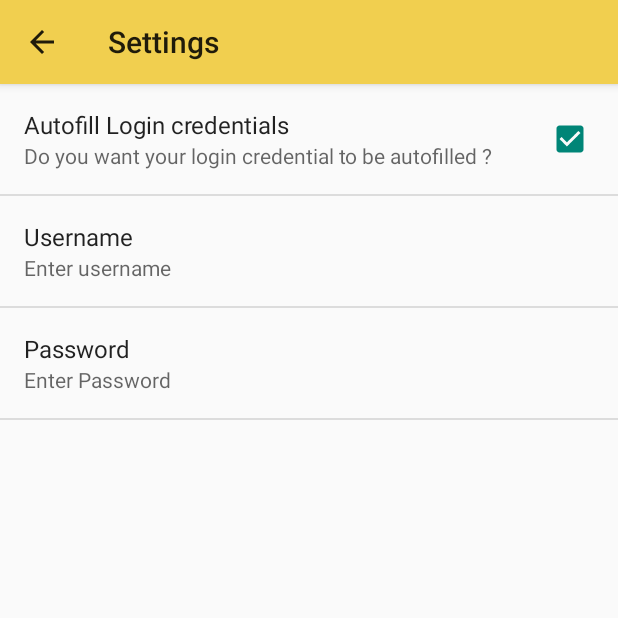
After one commit to jakeibeemassa0908/HCC_Connect, an Android app: the SettingsActivity screen opened directly, with no data from a screen before it, on a phone screen of 412 x 824 dp, the top half of it. The commit adds this screen. Run offline under Robolectric (Android 15) with nearby library versions, the phone set to English and light mode, and no system bars.

Commit message:
Saved username and pwd in shared preferences

```diff
--- a/app/src/main/java/com/hccs/app/hccconnect/NavigationDrawerFragment.java
+++ b/app/src/main/java/com/hccs/app/hccconnect/NavigationDrawerFragment.java
@@ -4,13 +4,13 @@ package com.hccs.app.hccconnect;
 import android.app.Activity;
 import android.app.ActionBar;
 import android.app.Fragment;
-import android.support.v4.app.ActionBarDrawerToggle;
 import android.support.v4.view.GravityCompat;
 import android.support.v4.widget.DrawerLayout;
 import android.content.SharedPreferences;
 import android.content.res.Configuration;
 import android.os.Bundle;
 import android.preference.PreferenceManager;
+import android.support.v7.app.ActionBarDrawerToggle;
 import android.view.LayoutInflater;
 import android.view.Menu;
 import android.view.MenuInflater;
@@ -145,7 +145,6 @@ public class NavigationDrawerFragment extends Fragment {
         mDrawerToggle = new ActionBarDrawerToggle(
                 getActivity(),                    /* host Activity */
                 mDrawerLayout,                    /* DrawerLayout object */
-                R.drawable.ic_drawer,             /* nav drawer image to replace 'Up' caret */
                 R.string.navigation_drawer_open,  /* "open drawer" description for accessibility */
                 R.string.navigation_drawer_close  /* "close drawer" description for accessibility */
         ) {
--- /dev/null
+++ b/app/src/main/java/com/hccs/app/hccconnect/SettingsActivity.java
@@ -0,0 +1,19 @@
+package com.hccs.app.hccconnect;
+
+import android.os.Bundle;
+import android.preference.PreferenceActivity;
+
+/**
+ * Created by theotherside on 02/04/15.
+ */
+public class SettingsActivity extends PreferenceActivity {
+
+    public static final String PREF_USERNAME= "pref_key_username";
+    public static final String PREF_PWD = "pref_key_password";
+    public static final String PREF_AUTOFILL = "pref_autofill";
+    @Override
+    public void onCreate(Bundle savedInstanceState) {
+        super.onCreate(savedInstanceState);
+        addPreferencesFromResource(R.xml.preferences);
+    }
+}
--- a/app/src/main/res/drawable/background_drawer_item.xml
+++ b/app/src/main/res/drawable/background_drawer_item.xml
@@ -1,8 +1,5 @@
 <?xml version="1.0" encoding="utf-8"?>
 
 <selector xmlns:android="http://schemas.android.com/apk/res/android">
-    <item
-        android:state_activated="true"
-        android:drawable="@android:color/darker_gray"/>
     <item android:drawable="@android:color/black"/>
 </selector>
--- a/app/src/main/res/layout/fragment_dashboard.xml
+++ b/app/src/main/res/layout/fragment_dashboard.xml
@@ -2,6 +2,7 @@
     xmlns:tools="http://schemas.android.com/tools"
     android:layout_width="match_parent"
     android:layout_height="match_parent"
+    android:background="@color/white"
     tools:context=".Dashboard$PlaceholderFragment">
 
     <ProgressBar
@@ -10,7 +11,7 @@
         android:layout_height="wrap_content"
         android:layout_centerInParent="true"
         android:visibility="visible"
-        style="?android:progressBarStyle"/>
+        style="@android:style/Widget.Holo.Light.ProgressBar.Large.Inverse"/>
 
     <WebView
         android:id="@+id/webView"
--- a/app/src/main/res/values-v21/styles.xml
+++ b/app/src/main/res/values-v21/styles.xml
@@ -1,6 +1,6 @@
 <?xml version="1.0" encoding="utf-8"?>
 <resources>
-    <style name="AppTheme" parent="android:Theme.Material">
+    <style name="AppTheme" parent="android:Theme.Material.Light">
         <item name="android:colorPrimary">@color/yellow</item>
         <item name="android:colorPrimaryDark">@color/dark_yellow</item>
     </style>
--- a/app/src/main/res/values/strings.xml
+++ b/app/src/main/res/values/strings.xml
@@ -17,5 +17,11 @@
     <string name="action_example">Example action</string>
     <string name="action_settings">Settings</string>
     <string name="action_login">Insert</string>
+    <string name="autofil_login">Autofill Login credentials</string>
+    <string name="autofil_summary">Do you want your login credential to be autofilled ?</string>
+    <string name="username_summary">Enter username</string>
+    <string name="pref_enter_username_title">Username</string>
+    <string name="password_summary">Enter Password</string>
+    <string name="pref_enter_password_title">Password</string>
 
 </resources>
--- a/app/src/main/res/values/styles.xml
+++ b/app/src/main/res/values/styles.xml
@@ -1,12 +1,12 @@
 <resources>
 
     <!-- Base application theme. -->
-    <style name="AppTheme" parent="android:Theme.Holo.Light.DarkActionBar">
+    <style name="AppTheme" parent="android:Theme.Holo.Light">
         <!-- Customize your theme here. -->
         <item name="android:background">@drawable/action_bar_background</item>
     </style>
 
-    <style name="aboutTheme" parent="@style/Theme.AppCompat.Light.DarkActionBar">
+    <style name="aboutTheme" parent="@style/Theme.AppCompat.Light">
         <item name="colorPrimary">@color/yellow</item>
         <item name="colorPrimaryDark">@color/dark_yellow</item>
         <item name="android:displayOptions">showHome|homeAsUp|showTitle</item>
--- /dev/null
+++ b/app/src/main/res/xml/preferences.xml
@@ -0,0 +1,25 @@
+<?xml version="1.0" encoding="utf-8"?>
+
+<PreferenceScreen xmlns:android="http://schemas.android.com/apk/res/android">
+    <CheckBoxPreference
+        android:key="pref_autofill"
+        android:title="@string/autofil_login"
+        android:summary="@string/autofil_summary"
+        android:defaultValue="true"/>
+
+    <EditTextPreference
+        android:key="pref_key_username"
+        android:summary="@string/username_summary"
+        android:title="@string/pref_enter_username_title"
+        android:inputType="text"
+        android:dependency="pref_autofill"/>
+
+    <EditTextPreference
+        android:key="pref_key_password"
+        android:summary="@string/password_summary"
+        android:inputType="textPassword"
+        android:title="@string/pref_enter_password_title"
+        android:dependency="pref_autofill"/>
+
+
+</PreferenceScreen>
```
Also changed, not shown: app/src/main/AndroidManifest.xml (+11 -0 lines), app/src/main/java/com/hccs/app/hccconnect/Dashboard.java (+7 -7 lines), app/src/main/java/com/hccs/app/hccconnect/PlaceholderFragment.java (+22 -19 lines).
